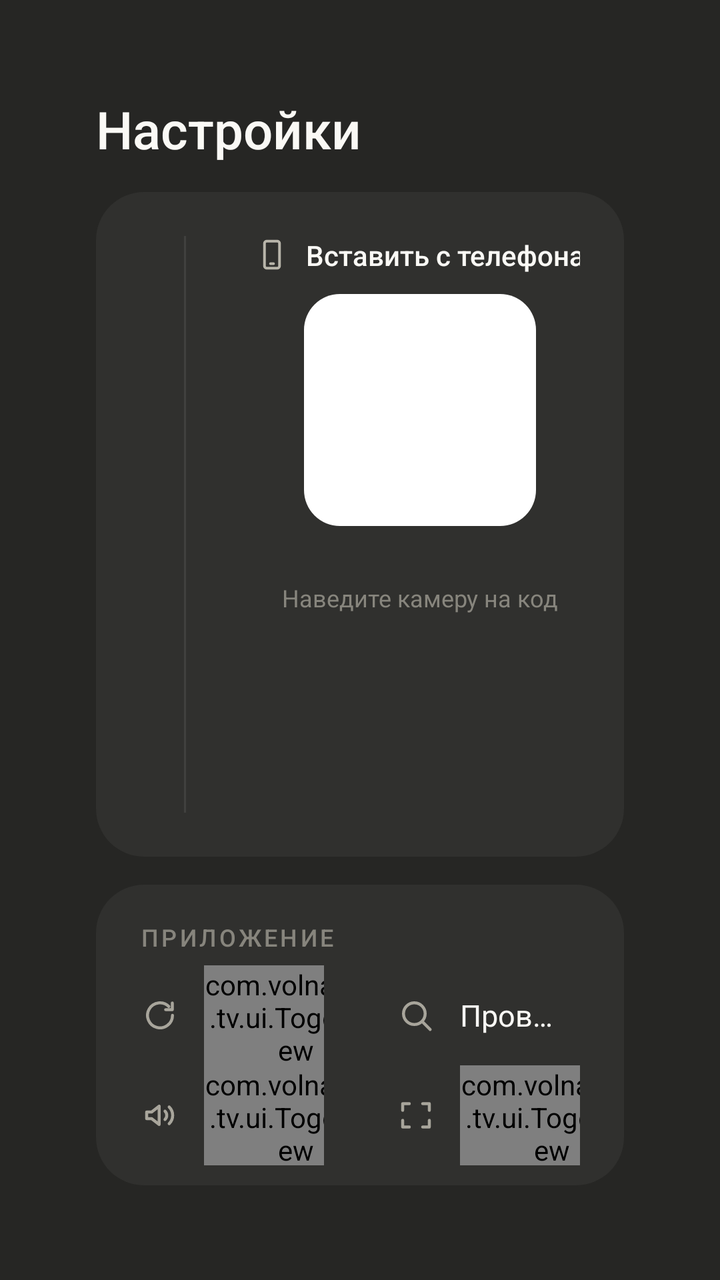
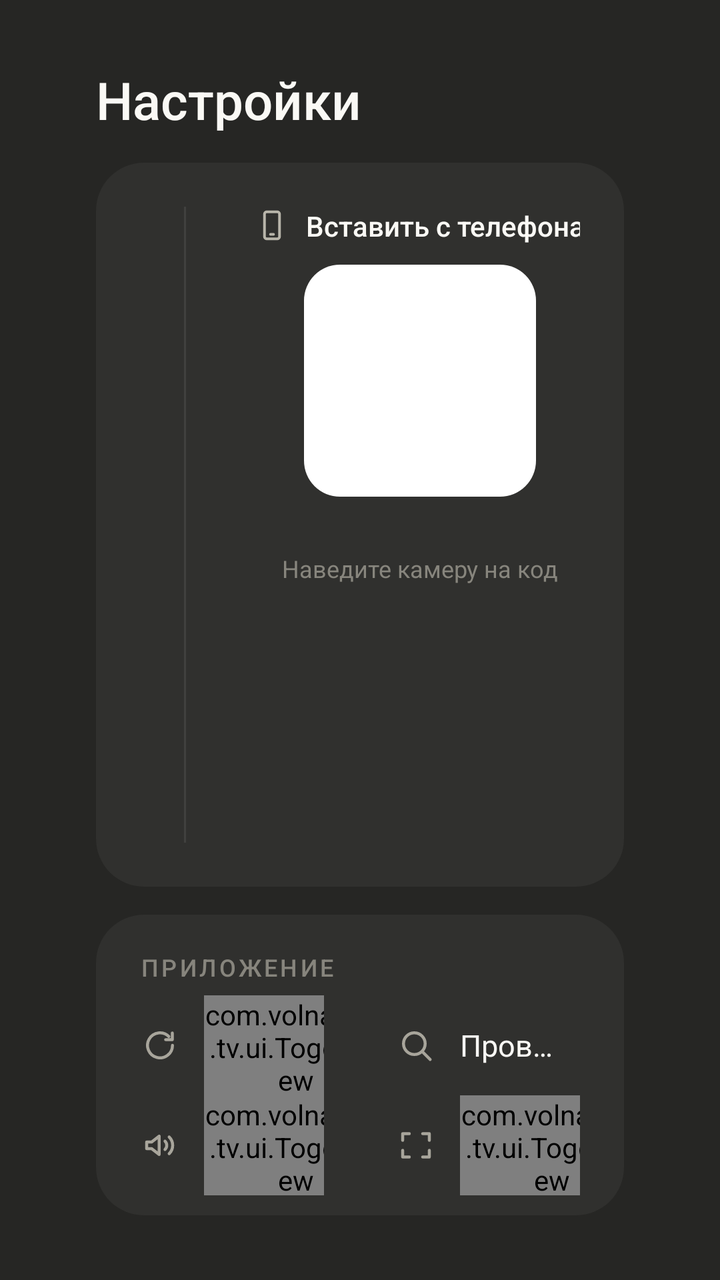

Before-and-after screenshots of an Android layout around one commit, followed by the original layout XML and the change that was made.
<!-- AndroidManifest.xml: application theme AppTheme -->
<!-- res/layout/activity_settings.xml -->
<?xml version="1.0" encoding="utf-8"?>
<LinearLayout xmlns:android="http://schemas.android.com/apk/res/android"
    android:layout_width="match_parent"
    android:layout_height="match_parent"
    android:background="@color/bg"
    android:gravity="center_vertical"
    android:orientation="vertical"
    android:paddingStart="48dp"
    android:paddingTop="24dp"
    android:paddingEnd="48dp"
    android:paddingBottom="24dp">

    <TextView
        android:layout_width="wrap_content"
        android:layout_height="wrap_content"
        android:fontFamily="sans-serif-medium"
        android:text="Настройки"
        android:textColor="@color/text"
        android:textSize="26sp" />

    
    <LinearLayout
        android:layout_width="match_parent"
        android:layout_height="wrap_content"
        android:layout_marginTop="14dp"
        android:background="@drawable/card_bg"
        android:orientation="horizontal"
        android:padding="22dp">

        <LinearLayout
            android:layout_width="0dp"
            android:layout_height="wrap_content"
            android:layout_weight="1"
            android:orientation="vertical">

            <TextView
                style="@style/SectionTitle"
                android:text="Плейлист" />

            <EditText
                android:id="@+id/playlistUrl"
                android:layout_width="match_parent"
                android:layout_height="48dp"
                android:layout_marginTop="10dp"
                android:background="@drawable/input_bg"
                android:hint="Ссылка на плейлист (M3U)"
                android:imeOptions="actionNext|flagNoExtractUi"
                android:inputType="textUri"
                android:paddingStart="18dp"
                android:paddingEnd="18dp"
                android:singleLine="true"
                android:textColor="@color/text"
                android:textColorHint="@color/text3"
                android:textSize="15sp" />

            <EditText
                android:id="@+id/epgUrl"
                android:layout_width="match_parent"
                android:layout_height="48dp"
                android:layout_marginTop="8dp"
                android:background="@drawable/input_bg"
                android:hint="Телепрограмма — необязательно"
                android:imeOptions="actionDone|flagNoExtractUi"
                android:inputType="textUri"
                android:paddingStart="18dp"
                android:paddingEnd="18dp"
                android:singleLine="true"
                android:textColor="@color/text"
                android:textColorHint="@color/text3"
                android:textSize="15sp" />

            <LinearLayout
                android:layout_width="match_parent"
                android:layout_height="wrap_content"
                android:layout_marginTop="14dp"
                android:gravity="center_vertical"
                android:orientation="horizontal">

                <Button
                    android:id="@+id/save"
                    style="@style/PillButton"
                    android:background="@drawable/button_primary_bg"
                    android:text="Сохранить" />

                <Button
                    android:id="@+id/refresh"
                    style="@style/PillButton"
                    android:layout_marginStart="10dp"
                    android:text="Обновить каналы" />

                <LinearLayout
                    android:layout_width="0dp"
                    android:layout_height="wrap_content"
                    android:layout_marginStart="18dp"
                    android:layout_weight="1"
                    android:orientation="vertical">

                    <TextView
                        android:id="@+id/playlistStatus"
                        android:layout_width="match_parent"
                        android:layout_height="wrap_content"
                        android:ellipsize="end"
                        android:maxLines="1"
                        android:textColor="@color/text2"
                        android:textSize="13sp" />

                    <TextView
                        android:id="@+id/epgStatus"
                        android:layout_width="match_parent"
                        android:layout_height="wrap_content"
                        android:ellipsize="end"
                        android:maxLines="1"
                        android:textColor="@color/text2"
                        android:textSize="13sp" />
                </LinearLayout>
            </LinearLayout>
        </LinearLayout>

        <View
            android:layout_width="1dp"
            android:layout_height="match_parent"
            android:layout_marginStart="22dp"
            android:layout_marginEnd="22dp"
            android:background="@color/divider" />

        <LinearLayout
            android:layout_width="190dp"
            android:layout_height="wrap_content"
            android:gravity="center_horizontal"
            android:orientation="vertical">

            <LinearLayout
                android:layout_width="wrap_content"
                android:layout_height="wrap_content"
                android:gravity="center_vertical"
                android:orientation="horizontal">

                <ImageView
                    android:layout_width="18dp"
                    android:layout_height="18dp"
                    android:src="@drawable/ic_phone"
                    android:tint="@color/text2" />

                <TextView
                    android:layout_width="wrap_content"
                    android:layout_height="wrap_content"
                    android:layout_marginStart="8dp"
                    android:fontFamily="sans-serif-medium"
                    android:text="Вставить с телефона"
                    android:textColor="@color/text"
                    android:textSize="14sp" />
            </LinearLayout>

            <FrameLayout
                android:layout_width="116dp"
                android:layout_height="116dp"
                android:layout_marginTop="10dp"
                android:background="@drawable/qr_bg"
                android:padding="7dp">

                <ImageView
                    android:id="@+id/qr"
                    android:layout_width="match_parent"
                    android:layout_height="match_parent" />
            </FrameLayout>

            <TextView
                android:id="@+id/remoteUrl"
                android:layout_width="wrap_content"
                android:layout_height="wrap_content"
                android:layout_marginTop="8dp"
                android:fontFamily="sans-serif-medium"
                android:textColor="@color/text2"
                android:textSize="13sp" />

            <TextView
                android:layout_width="wrap_content"
                android:layout_height="wrap_content"
                android:layout_marginTop="2dp"
                android:text="Наведите камеру на код"
                android:textColor="@color/text3"
                android:textSize="12sp" />
        </LinearLayout>
    </LinearLayout>

    
    <LinearLayout
        android:layout_width="match_parent"
        android:layout_height="wrap_content"
        android:layout_marginTop="14dp"
        android:background="@drawable/card_bg"
        android:orientation="vertical"
        android:paddingStart="8dp"
        android:paddingTop="18dp"
        android:paddingEnd="8dp"
        android:paddingBottom="10dp">

        <TextView
            style="@style/SectionTitle"
            android:layout_marginStart="14dp"
            android:layout_marginBottom="6dp"
            android:text="Приложение" />

        <LinearLayout
            android:layout_width="match_parent"
            android:layout_height="wrap_content"
            android:orientation="horizontal">

                <LinearLayout
                    android:id="@+id/autoUpdateRow"
                    android:layout_width="0dp"
                    android:layout_height="50dp"
                    android:layout_weight="1"
                    android:background="@drawable/item_bg"
                    android:focusable="true"
                    android:gravity="center_vertical"
                    android:orientation="horizontal"
                    android:paddingStart="14dp"
                    android:paddingEnd="14dp">

                    <ImageView
                        android:layout_width="20dp"
                        android:layout_height="20dp"
                        android:duplicateParentState="true"
                        android:src="@drawable/ic_refresh"
                        android:tint="@color/text_sub" />

                    <TextView
                        android:layout_width="0dp"
                        android:layout_height="wrap_content"
                        android:layout_marginStart="12dp"
                        android:layout_weight="1"
                        android:duplicateParentState="true"
                        android:ellipsize="end"
                        android:maxLines="1"
                        android:text="Обновлять автоматически"
                        android:textColor="@color/text_main"
                        android:textSize="15sp" />

                    <com.volnalabs.tv.ui.ToggleView
                        android:id="@+id/autoUpdateToggle"
                        android:layout_width="wrap_content"
                        android:layout_height="wrap_content" />
                </LinearLayout>

                <LinearLayout
                    android:id="@+id/checkUpdate"
                    android:layout_width="0dp"
                    android:layout_height="50dp"
                    android:layout_weight="1"
                    android:layout_marginStart="8dp"
                    android:background="@drawable/item_bg"
                    android:focusable="true"
                    android:gravity="center_vertical"
                    android:orientation="horizontal"
                    android:paddingStart="14dp"
                    android:paddingEnd="14dp">

                    <ImageView
                        android:layout_width="20dp"
                        android:layout_height="20dp"
                        android:duplicateParentState="true"
                        android:src="@drawable/ic_search"
                        android:tint="@color/text_sub" />

                    <TextView
                        android:layout_width="0dp"
                        android:layout_height="wrap_content"
                        android:layout_marginStart="12dp"
                        android:layout_weight="1"
                        android:duplicateParentState="true"
                        android:ellipsize="end"
                        android:maxLines="1"
                        android:text="Проверить обновления"
                        android:textColor="@color/text_main"
                        android:textSize="15sp" />

                    <TextView
                        android:id="@+id/updateStatus"
                        android:layout_width="wrap_content"
                        android:layout_height="wrap_content"
                        android:layout_marginStart="8dp"
                        android:maxLines="1"
                        android:textColor="@color/text2"
                        android:textSize="13sp" />
                </LinearLayout>
        </LinearLayout>

        <LinearLayout
            android:layout_width="match_parent"
            android:layout_height="wrap_content"
            android:orientation="horizontal">

                <LinearLayout
                    android:id="@+id/volumeRow"
                    android:layout_width="0dp"
                    android:layout_height="50dp"
                    android:layout_weight="1"
                    android:background="@drawable/item_bg"
                    android:focusable="true"
                    android:gravity="center_vertical"
                    android:orientation="horizontal"
                    android:paddingStart="14dp"
                    android:paddingEnd="14dp">

                    <ImageView
                        android:layout_width="20dp"
                        android:layout_height="20dp"
                        android:duplicateParentState="true"
                        android:src="@drawable/ic_volume"
                        android:tint="@color/text_sub" />

                    <TextView
                        android:layout_width="0dp"
                        android:layout_height="wrap_content"
                        android:layout_marginStart="12dp"
                        android:layout_weight="1"
                        android:duplicateParentState="true"
                        android:ellipsize="end"
                        android:maxLines="1"
                        android:text="Запоминать громкость"
                        android:textColor="@color/text_main"
                        android:textSize="15sp" />

                    <com.volnalabs.tv.ui.ToggleView
                        android:id="@+id/volumeToggle"
                        android:layout_width="wrap_content"
                        android:layout_height="wrap_content" />
                </LinearLayout>

                <LinearLayout
                    android:id="@+id/fillRow"
                    android:layout_width="0dp"
                    android:layout_height="50dp"
                    android:layout_weight="1"
                    android:layout_marginStart="8dp"
                    android:background="@drawable/item_bg"
                    android:focusable="true"
                    android:gravity="center_vertical"
                    android:orientation="horizontal"
                    android:paddingStart="14dp"
                    android:paddingEnd="14dp">

                    <ImageView
                        android:layout_width="20dp"
                        android:layout_height="20dp"
                        android:duplicateParentState="true"
                        android:src="@drawable/ic_expand"
                        android:tint="@color/text_sub" />

                    <TextView
                        android:layout_width="0dp"
                        android:layout_height="wrap_content"
                        android:layout_marginStart="12dp"
                        android:layout_weight="1"
                        android:duplicateParentState="true"
                        android:ellipsize="end"
                        android:maxLines="1"
                        android:text="Убирать чёрные полосы"
                        android:textColor="@color/text_main"
                        android:textSize="15sp" />

                    <com.volnalabs.tv.ui.ToggleView
                        android:id="@+id/fillToggle"
                        android:layout_width="wrap_content"
                        android:layout_height="wrap_content" />
                </LinearLayout>
        </LinearLayout>
    </LinearLayout>
</LinearLayout>
<!-- resources referenced by this layout -->
<resources>
  <color name="bg">#262624</color>
  <color name="divider">#14FFFFFF</color>
  <color name="text">#FAF9F5</color>
  <color name="text2">#B8B5AA</color>
  <color name="text3">#87857D</color>
  <!-- drawable button_primary_bg (drawable) -->
  <?xml version="1.0" encoding="utf-8"?>
  <selector xmlns:android="http://schemas.android.com/apk/res/android">
      <item android:state_focused="true">
          <shape><solid android:color="@color/focus"/><corners android:radius="999dp"/></shape>
      </item>
      <item><shape><solid android:color="@color/accent"/><corners android:radius="999dp"/></shape></item>
  </selector>
  <!-- drawable card_bg (drawable) -->
  <?xml version="1.0" encoding="utf-8"?>
  <shape xmlns:android="http://schemas.android.com/apk/res/android">
      <solid android:color="@color/card"/><corners android:radius="24dp"/>
  </shape>
  <!-- drawable ic_refresh (drawable) -->
  <vector xmlns:android="http://schemas.android.com/apk/res/android" android:width="24dp" android:height="24dp" android:viewportWidth="24" android:viewportHeight="24">
      <path android:pathData="M19.5,12 A7.5,7.5 0 1 1 17.3,6.7" android:strokeColor="#FFFFFF" android:strokeWidth="1.8" android:strokeLineCap="round" android:strokeLineJoin="round"/>
      <path android:pathData="M19.4,4.6 V8.6 H15.4" android:strokeColor="#FFFFFF" android:strokeWidth="1.8" android:strokeLineCap="round" android:strokeLineJoin="round"/>
  </vector>
  <!-- drawable input_bg (drawable) -->
  <?xml version="1.0" encoding="utf-8"?>
  <selector xmlns:android="http://schemas.android.com/apk/res/android">
      <item android:state_focused="true">
          <shape><solid android:color="#14FFFFFF"/><stroke android:width="2dp" android:color="@color/focus"/><corners android:radius="16dp"/></shape>
      </item>
      <item><shape><solid android:color="#0FFFFFFF"/><corners android:radius="16dp"/></shape></item>
  </selector>
  <!-- drawable qr_bg (drawable) -->
  <?xml version="1.0" encoding="utf-8"?>
  <shape xmlns:android="http://schemas.android.com/apk/res/android">
      <solid android:color="#FFFFFF"/><corners android:radius="18dp"/>
  </shape>
  <style name="SectionTitle">
          <item name="android:layout_width">wrap_content</item>
          <item name="android:layout_height">wrap_content</item>
          <item name="android:textColor">@color/text3</item>
          <item name="android:textSize">12sp</item>
          <item name="android:textAllCaps">true</item>
          <item name="android:letterSpacing">0.12</item>
          <item name="android:fontFamily">sans-serif-medium</item>
      </style>
  <style name="AppTheme" parent="@android:style/Theme.Material.NoActionBar.Fullscreen">
          <item name="android:windowBackground">@color/bg</item>
          <item name="android:colorAccent">@color/accent</item>
          <item name="android:colorPrimary">@color/bg</item>
          <item name="android:colorPrimaryDark">@color/bg</item>
          <item name="android:windowAnimationStyle">@null</item>
          <item name="android:fontFamily">sans-serif</item>
      </style>
  <color name="focus">#F0EEE6</color>
  <color name="accent">#D97757</color>
  <color name="card">#30302E</color>
  <!-- drawable button_bg (drawable) -->
  <?xml version="1.0" encoding="utf-8"?>
  <selector xmlns:android="http://schemas.android.com/apk/res/android">
      <item android:state_focused="true">
          <shape><solid android:color="@color/focus"/><corners android:radius="999dp"/></shape>
      </item>
      <item><shape><solid android:color="#17FFFFFF"/><corners android:radius="999dp"/></shape></item>
  </selector>
  <!-- unchanged entries left out for length: 6 -->
</resources>

<!-- the commit's change to res/layout/activity_settings.xml (unified diff, before → after) -->
@@ -1,8 +1,13 @@
 <?xml version="1.0" encoding="utf-8"?>
-<LinearLayout xmlns:android="http://schemas.android.com/apk/res/android"
+<ScrollView xmlns:android="http://schemas.android.com/apk/res/android"
     android:layout_width="match_parent"
     android:layout_height="match_parent"
     android:background="@color/bg"
+    android:fillViewport="true"
+    android:scrollbars="none">
+<LinearLayout
+    android:layout_width="match_parent"
+    android:layout_height="wrap_content"
     android:gravity="center_vertical"
     android:orientation="vertical"
     android:paddingStart="48dp"
@@ -88,31 +93,31 @@
                     android:layout_marginStart="10dp"
                     android:text="Обновить каналы" />
 
-                <LinearLayout
-                    android:layout_width="0dp"
+            </LinearLayout>
+
+            <LinearLayout
+                android:layout_width="match_parent"
+                android:layout_height="wrap_content"
+                android:layout_marginTop="12dp"
+                android:orientation="horizontal">
+
+                <TextView
+                    android:id="@+id/playlistStatus"
+                    android:layout_width="wrap_content"
                     android:layout_height="wrap_content"
-                    android:layout_marginStart="18dp"
-                    android:layout_weight="1"
-                    android:orientation="vertical">
-
-                    <TextView
-                        android:id="@+id/playlistStatus"
-                        android:layout_width="match_parent"
-                        android:layout_height="wrap_content"
-                        android:ellipsize="end"
-                        android:maxLines="1"
-                        android:textColor="@color/text2"
-                        android:textSize="13sp" />
-
-                    <TextView
-                        android:id="@+id/epgStatus"
-                        android:layout_width="match_parent"
-                        android:layout_height="wrap_content"
-                        android:ellipsize="end"
-                        android:maxLines="1"
-                        android:textColor="@color/text2"
-                        android:textSize="13sp" />
-                </LinearLayout>
+                    android:layout_marginEnd="20dp"
+                    android:maxLines="1"
+                    android:textColor="@color/text2"
+                    android:textSize="13sp" />
+
+                <TextView
+                    android:id="@+id/epgStatus"
+                    android:layout_width="wrap_content"
+                    android:layout_height="wrap_content"
+                    android:layout_marginEnd="0dp"
+                    android:maxLines="1"
+                    android:textColor="@color/text2"
+                    android:textSize="13sp" />
             </LinearLayout>
         </LinearLayout>
 
@@ -368,3 +373,4 @@
         </LinearLayout>
     </LinearLayout>
 </LinearLayout>
+</ScrollView>
